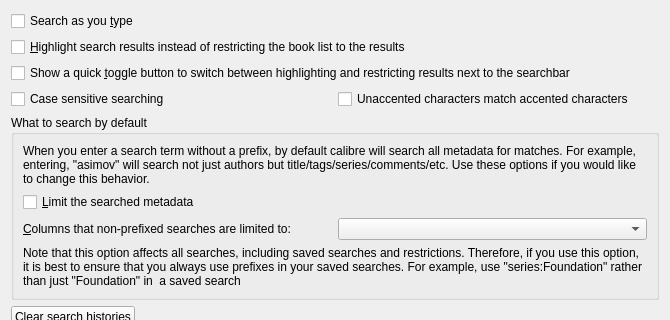
Above: src/calibre/gui2/preferences/search.ui from kovidgoyal/calibre before the change; both pictures show x 0 to 670 and y 0 to 320 of the 670 by 663 pixel window. Below: the same form after it.
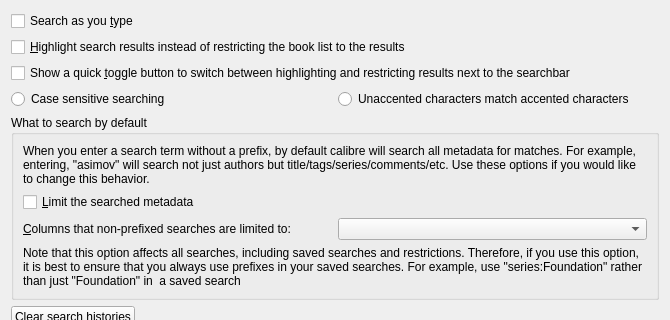
That is the form after the change. Icons and pictures are not drawn. Custom widgets are drawn as their Qt base class.

Commit message: Use a radio button for the case-sensitive/primary find options as they are mutually exclusive

The edit to the form file:
```diff
--- a/src/calibre/gui2/preferences/search.ui
+++ b/src/calibre/gui2/preferences/search.ui
@@ -307,14 +307,14 @@
     </widget>
    </item>
    <item row="3" column="0">
-    <widget class="QCheckBox" name="opt_case_sensitive">
+    <widget class="QRadioButton" name="opt_case_sensitive">
      <property name="text">
       <string>Case sensitive searching</string>
      </property>
     </widget>
    </item>
    <item row="3" column="1">
-    <widget class="QCheckBox" name="opt_use_primary_find_in_search">
+    <widget class="QRadioButton" name="opt_use_primary_find_in_search">
      <property name="text">
       <string>Unaccented characters match accented characters</string>
      </property>
```
The commit also changes 3 other files.
